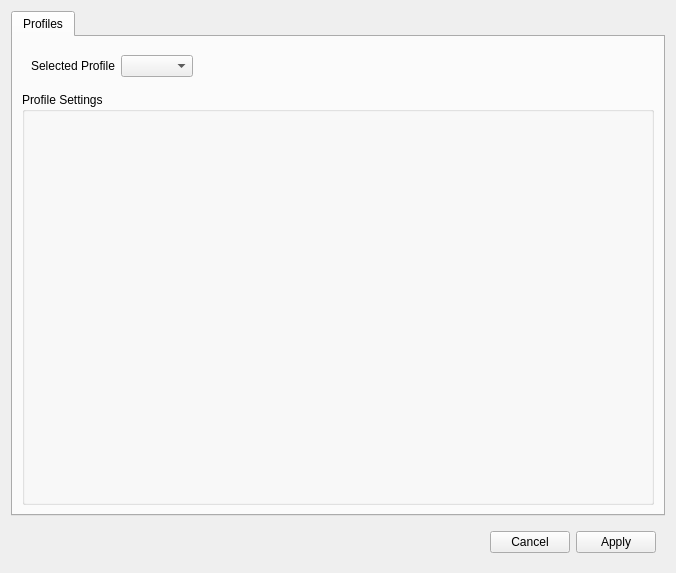
alemariusnexus/gtatools, file branches/alemariusnexus/src/gtatools-gui/src/src/gui/ConfigWidget.ui: the form before one commit.
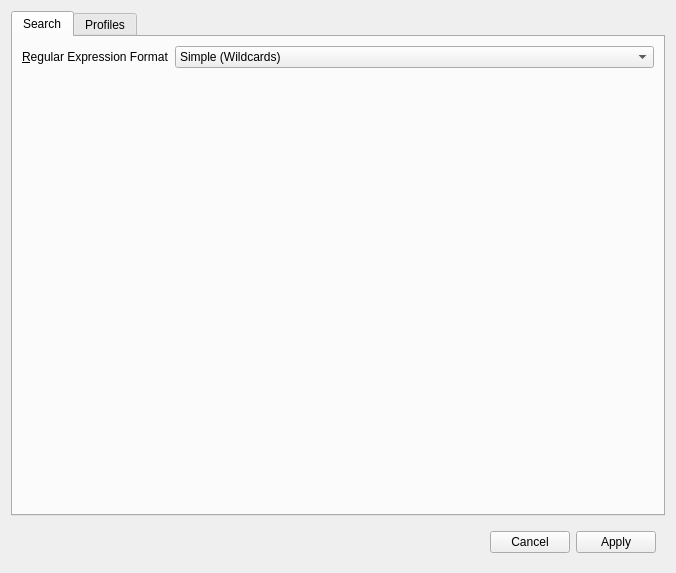
The form after the commit. Custom widgets are drawn as their Qt base class.

Commit message: Developing gtatools-gui. Added "Search File" dialog and menu entry, changed FormatHandler system, made regular expression syntax configurable (wildcards and full perl-like regexes), changed qttr.sh

Patch:
```diff
--- a/branches/alemariusnexus/src/gtatools-gui/src/src/gui/ConfigWidget.ui
+++ b/branches/alemariusnexus/src/gtatools-gui/src/src/gui/ConfigWidget.ui
@@ -25,6 +25,37 @@
      <property name="currentIndex">
       <number>0</number>
      </property>
+     <widget class="QWidget" name="tab_2">
+      <attribute name="title">
+       <string>Search</string>
+      </attribute>
+      <layout class="QFormLayout" name="formLayout_2">
+       <item row="0" column="0">
+        <widget class="QLabel" name="label_2">
+         <property name="text">
+          <string>&amp;Regular Expression Format</string>
+         </property>
+         <property name="buddy">
+          <cstring>regexFormatBox</cstring>
+         </property>
+        </widget>
+       </item>
+       <item row="0" column="1">
+        <widget class="QComboBox" name="regexFormatBox">
+         <item>
+          <property name="text">
+           <string>Simple (Wildcards)</string>
+          </property>
+         </item>
+         <item>
+          <property name="text">
+           <string>Full (Perl-like)</string>
+          </property>
+         </item>
+        </widget>
+       </item>
+      </layout>
+     </widget>
      <widget class="QWidget" name="tab">
       <attribute name="title">
        <string>Profiles</string>
```
The commit also changes 27 other files.
